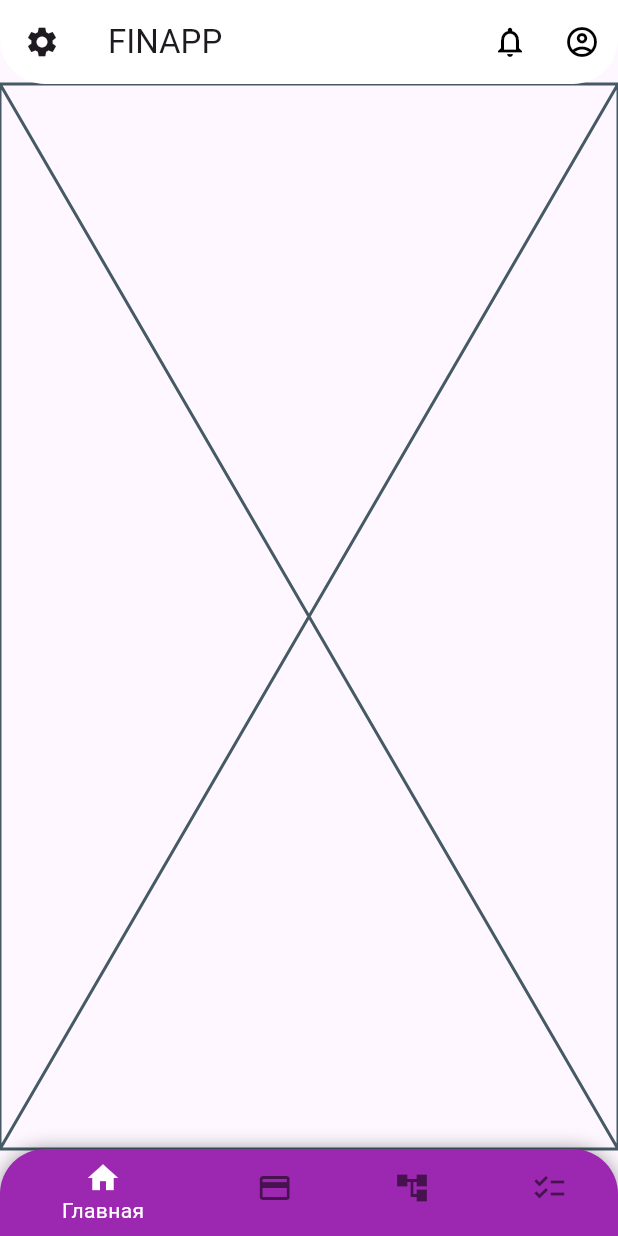
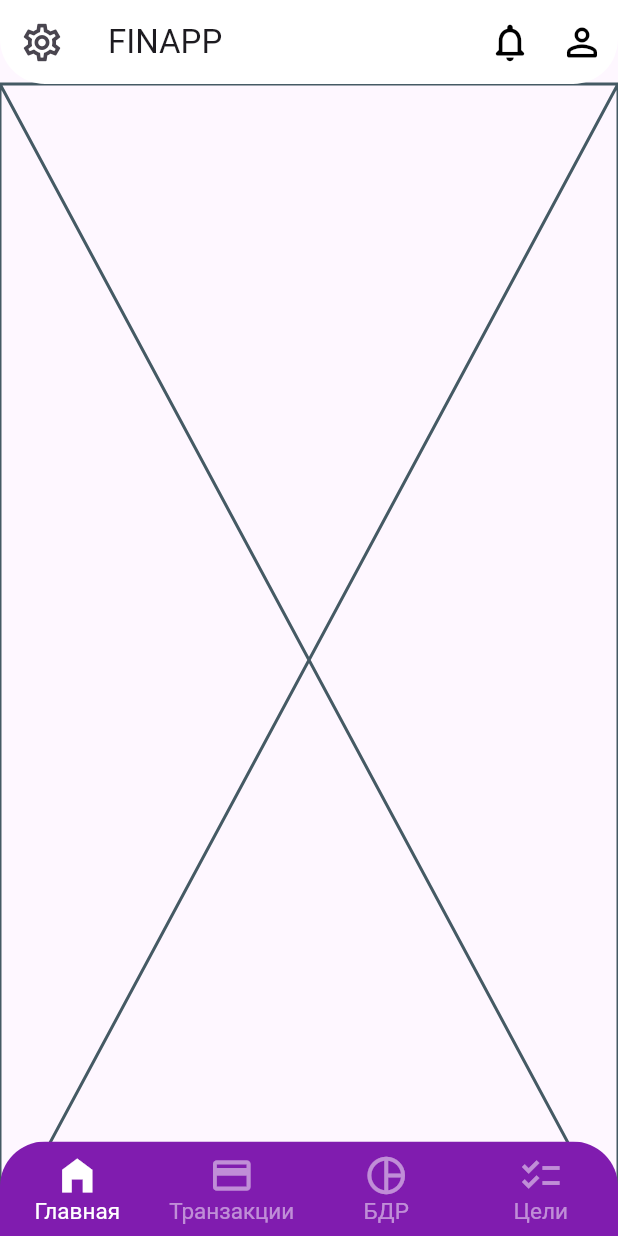
Before and after one commit to mospolytech-finapp/mobile-archive, a Flutter app: the screen it shows after launch, on a phone screen of 412 x 824 dp. Run offline on Flutter 3.47's test engine with Material 2 defaults, Android fonts, the phone set to English and light mode, and no system bars; our stand-ins replace dio, flutter_secure_storage, flutter_svg, sizer; statements that could not run were skipped.

Commit message:
Исправление  BottomNavigationBar и AppBar

```diff
--- a/lib/app/pages/homepage/homepage_page.dart
+++ b/lib/app/pages/homepage/homepage_page.dart
@@ -29,8 +29,11 @@ class _HomePageState extends State<HomePage> {
   @override
   Widget build(BuildContext context) {
     return Scaffold(
+      extendBody: true,
       appBar: AppBar(
         backgroundColor: Colors.white,
+        toolbarTextStyle: const TextStyle(fontFamily: 'Gilroy-Light'),
+        iconTheme: const IconThemeData(size: 30),
         shape: const RoundedRectangleBorder(
           borderRadius: BorderRadius.vertical(
             bottom: Radius.circular(30),
@@ -41,40 +44,26 @@ class _HomePageState extends State<HomePage> {
           IconButton(
             onPressed: () {},
             color: Colors.black,
-            icon: const Icon(Icons.notifications_none),
+            icon: const Icon(Icons.notifications_none_rounded),
           ),
           IconButton(
             onPressed: () {},
             color: Colors.black,
-            icon: const Icon(Icons.account_circle_outlined),
+            icon: const Icon(Icons.person_outline_rounded),
           ),
         ],
         leading: IconButton(
           onPressed: () {},
-          icon: const Icon(Icons.settings),
+          icon: const Icon(Icons.settings_outlined),
         ),
       ),
       body: _screens[_selectedIndex],
       bottomNavigationBar: Theme(
-          data: Theme.of(context).copyWith(
-              // sets the background color of the `BottomNavigationBar`
-              canvasColor: Colors.purple,
-
-              // sets the active color of the `BottomNavigationBar` if `Brightness` is light
-              primaryColor: Colors.red,
-              textTheme: Theme.of(context)
-                  .textTheme
-                  .copyWith(caption: const TextStyle(color: Colors.yellow))),
-          // sets the inactive color of the `BottomNavigationBar`
-          child: Container(
-              decoration: const BoxDecoration(
-                borderRadius: BorderRadius.only(
-                    topRight: Radius.circular(30),
-                    topLeft: Radius.circular(30)),
-                boxShadow: [
-                  BoxShadow(
-                      color: Colors.black38, spreadRadius: 0, blurRadius: 10),
-                ],
+        data: ThemeData(
+          canvasColor: const Color(0xFF801CAF),
+          textTheme: const TextTheme(
+            bodyLarge: TextStyle(fontFamily: 'Gilroy-Light'),
+          ),
         ),
         child: ClipRRect(
           borderRadius: const BorderRadius.only(
@@ -82,22 +71,25 @@ class _HomePageState extends State<HomePage> {
             topRight: Radius.circular(30.0),
           ),
           child: BottomNavigationBar(
+            type: BottomNavigationBarType.fixed,
+            elevation: 0,
+            enableFeedback: false,
+            unselectedItemColor: const Color(0x80FFFFFF),
+            selectedFontSize: 15,
+            unselectedFontSize: 15,
+            iconSize: 30,
             selectedItemColor: Colors.white,
-                  useLegacyColorScheme: false,
             currentIndex: _selectedIndex,
             onTap: _changeIndex,
             items: const [
-                    BottomNavigationBarItem(
-                        icon: Icon(Icons.home), label: 'Главная'),
-                    BottomNavigationBarItem(
-                        icon: Icon(Icons.credit_card), label: 'Транзакции'),
-                    BottomNavigationBarItem(
-                        icon: Icon(Icons.account_tree), label: 'БДР'),
-                    BottomNavigationBarItem(
-                        icon: Icon(Icons.checklist), label: 'Цели'),
+              BottomNavigationBarItem(icon: Icon(Icons.home_filled), label: 'Главная'),
+              BottomNavigationBarItem(icon: Icon(Icons.credit_card), label: 'Транзакции'),
+              BottomNavigationBarItem(icon: Icon(Icons.pie_chart_outline), label: 'БДР'),
+              BottomNavigationBarItem(icon: Icon(Icons.checklist), label: 'Цели'),
             ],
           ),
-              ))),
+        ),
+      ),
     );
   }
 }
```
Lines whose indentation alone changed are shown as unchanged.
